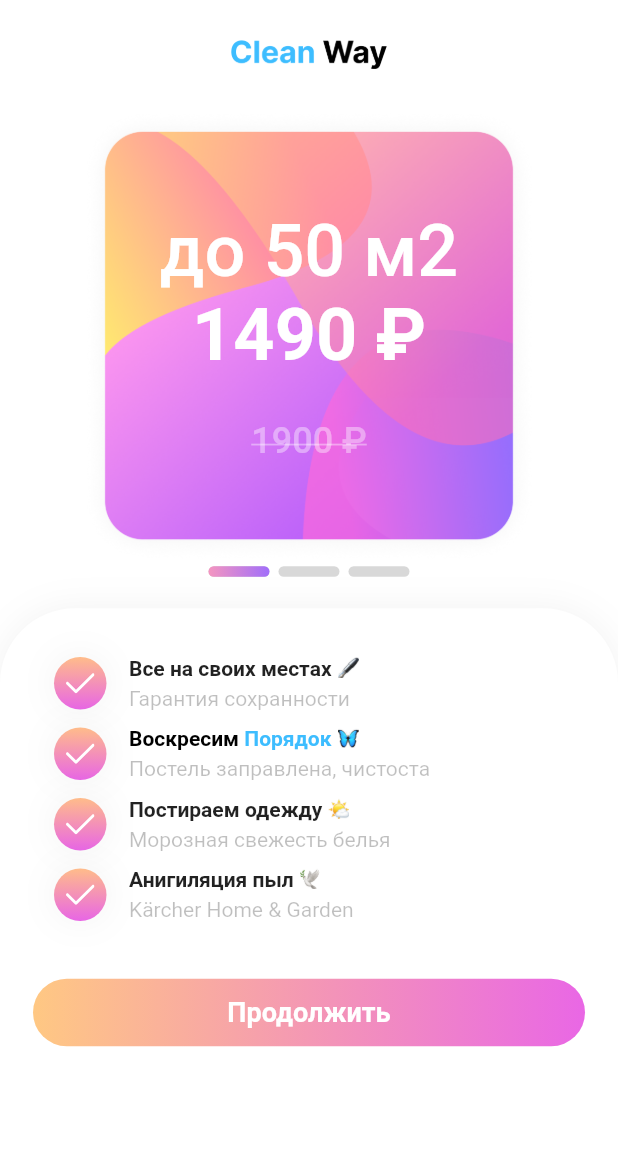
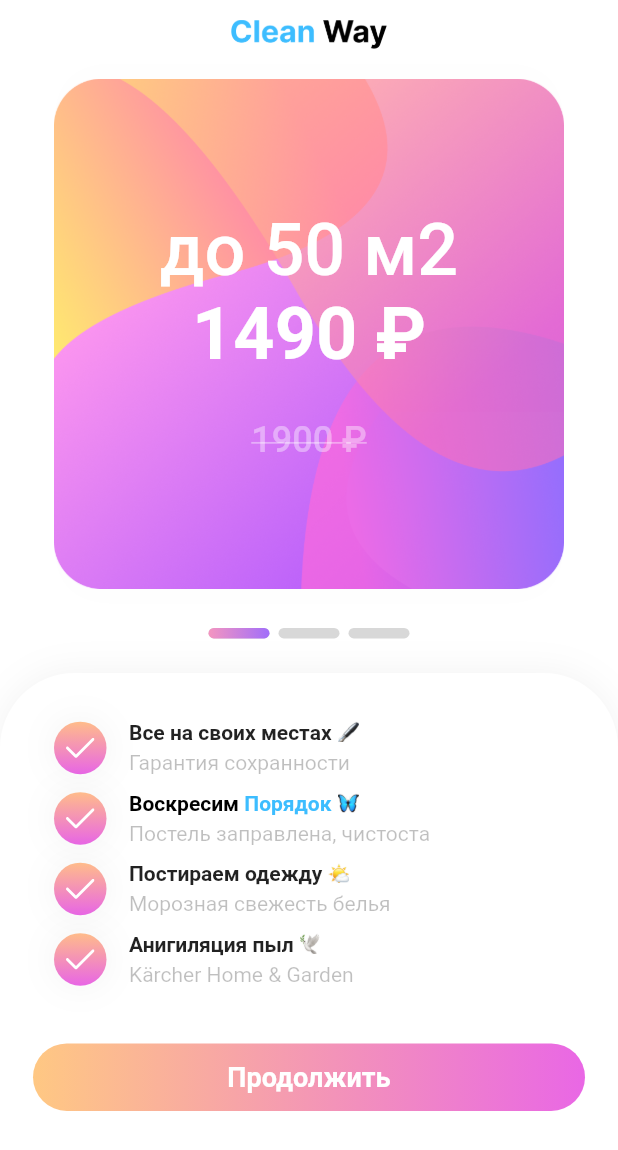
Before and after one commit to Flutfix/clean_view_pageview_form, a Flutter app: the screen it shows after launch, on a phone screen of 412 x 824 dp. Shown: the top 1150 px of the screen. Run offline on Flutter 3.47's test engine with Material 2 defaults, Android fonts, the light colour scheme and no system bars; our stand-ins replace flutter_svg; missing offline and left inert: swipe.

Commit message:
PageView plans card improvements

```diff
--- a/lib/config/config.dart
+++ b/lib/config/config.dart
@@ -1,9 +1,4 @@
 import 'package:flutter/material.dart';
-
-const Map<String, dynamic> appConfig = {
-  'currency': '₽',
-  'currencySymbol': '₽',
-};
 
 class AppConfig {
   /// Валюта
@@ -18,7 +13,6 @@ class AppConfig {
 
   // Трекер позиции в PageView
   static const Color planPositionDefaultColor = Color(0xFFD8D8D8);
-
 
   /// обязательное поле
   static const Color textFieldEmptyColor = Color(0xFFD9D9D9);
--- a/lib/main.dart
+++ b/lib/main.dart
@@ -1,5 +1,6 @@
 import 'package:flutter/material.dart';
 import 'package:flutter/services.dart';
+import 'package:flutter_application_1/config/config.dart';
 import 'package:flutter_application_1/pages/plans_page_view/general.dart';
 
 void main() {
@@ -16,6 +17,7 @@ class MyApp extends StatelessWidget {
   @override
   Widget build(BuildContext context) {
     return const MaterialApp(
+      color: AppConfig.whiteColor,
       debugShowCheckedModeBanner: false,
       home: General(),
     );
--- a/lib/pages/plans_page_view/general.dart
+++ b/lib/pages/plans_page_view/general.dart
@@ -95,35 +95,41 @@ class _GeneralState extends State<General> {
             const CustomAppBar(),
             Expanded(
               child: SingleChildScrollView(
+                physics: const BouncingScrollPhysics(),
                 child: Column(
                   children: [
                     /// Карточки с площадью и ценой
                     SizedBox(
-                      height: height * 303 / 812,
                       width: width,
-                      child: Swipe(
-                        onSwipeLeft: () {
-                          if (currentIndex < 2) {
-                            setPage(currentIndex + 1);
-                          }
+                      height: width - 52,
+                      child: PageView(
+                        physics: const BouncingScrollPhysics(),
+                        onPageChanged: (index) {
+                          setState(() {
+                            currentIndex = index;
+                            setconfigurationPage(index);
+                          });
                         },
-                        onSwipeRight: () {
-                          if (currentIndex > 0) {
-                            setPage(currentIndex - 1);
-                          }
-                        },
-                        child: PageView(
-                          physics: const NeverScrollableScrollPhysics(),
-                          controller: pageControllerPage,
-                          children: List.generate(
-                            cardsList.length,
-                            (index) => PlanCard(
+                        controller: pageControllerPage,
+                        children: List.generate(
+                          cardsList.length,
+                          (index) => Padding(
+                            padding:
+                                const EdgeInsets.symmetric(horizontal: 36.0),
+                            child: PlanCard(
                               item: cardsList[index],
+                              onTap: () {
+                                Navigator.of(context)
+                                    .push(CustomPageRoute(ChooseServices(
+                                  currentPrice: cardsList[currentIndex].price,
+                                )));
+                              },
                             ),
                           ),
                         ),
                       ),
                     ),
+                    const SizedBox(height: 16),
 
                     /// Виджет позиции в PageView
                     Padding(
@@ -136,7 +142,7 @@ class _GeneralState extends State<General> {
                         colorEnd: stepsGradientEnd,
                       ),
                     ),
-                    const SizedBox(height: 21),
+                    const SizedBox(height: 23),
 
                     /// Белый контейнер с подробным описанием и кнопкой
                     Align(
@@ -194,7 +200,7 @@ class _GeneralState extends State<General> {
                                 startColor: buttonGradientStart,
                                 endColor: buttonGradientEnd,
                               ),
-                              const SizedBox(height: 60),
+                              const SizedBox(height: 40),
                             ],
                           ),
                         ),
@@ -206,15 +212,6 @@ class _GeneralState extends State<General> {
             ),
           ],
         ));
-  }
-
-  void setPage(int index) {
-    setState(() {
-      currentIndex = index;
-      setconfigurationPage(currentIndex);
-      pageControllerPage.animateToPage(index,
-          duration: const Duration(milliseconds: 300), curve: Curves.easeOut);
-    });
   }
 
   void setconfigurationPage(int index) {
--- a/lib/pages/plans_page_view/widgets/plan_card.dart
+++ b/lib/pages/plans_page_view/widgets/plan_card.dart
@@ -1,28 +1,37 @@
+import 'package:flutter/foundation.dart';
 import 'package:flutter/material.dart';
 import 'package:flutter_application_1/config/config.dart';
 import 'package:flutter_application_1/models/info_card_model.dart';
 
 class PlanCard extends StatelessWidget {
   final InfoCardModel item;
+  final Function()? onTap;
   const PlanCard({
     Key? key,
     required this.item,
+    this.onTap,
   }) : super(key: key);
 
   @override
   Widget build(BuildContext context) {
     double width = MediaQuery.of(context).size.width;
-
-    return Padding(
-      padding: const EdgeInsets.symmetric(horizontal: 36.0),
-      child: Stack(alignment: Alignment.center, children: [
-        Image.asset(
-          item.image,
-          width: width,
+    return GestureDetector(
+      behavior: HitTestBehavior.translucent,
+      onTap: onTap,
+      child: Container(
+        decoration: BoxDecoration(
+          borderRadius: BorderRadius.circular(28),
+          boxShadow: [
+            BoxShadow(
+                blurRadius: 20, color: AppConfig.blackColor.withOpacity(0.005))
+          ],
         ),
-        Align(
-          alignment: Alignment.center,
-          child: Column(
+        child: Stack(alignment: Alignment.center, children: [
+          Image.asset(
+            item.image,
+            fit: BoxFit.fill,
+          ),
+          Column(
             mainAxisSize: MainAxisSize.min,
             children: [
               Text(
@@ -52,9 +61,9 @@ class PlanCard extends StatelessWidget {
                 ),
               ),
             ],
-          ),
-        )
-      ]),
+          )
+        ]),
+      ),
     );
   }
 }
--- a/lib/widgets/custom_app_bar.dart
+++ b/lib/widgets/custom_app_bar.dart
@@ -12,7 +12,7 @@ class CustomAppBar extends StatelessWidget {
   Widget build(BuildContext context) {
     return SafeArea(
       child: Padding(
-        padding: const EdgeInsets.symmetric(vertical: 10),
+        padding: const EdgeInsets.only(top: 10, bottom: 10.0),
         child: Row(
           mainAxisAlignment: MainAxisAlignment.spaceBetween,
           children: [
@@ -31,7 +31,6 @@ class CustomAppBar extends StatelessWidget {
                     ),
                   )
                 : const SizedBox(
-                    height: 50,
                     width: 50,
                   ),
             Padding(
```
Also changed, not shown: lib/pages/choose_services/choose_services.dart (+6 -1 lines), lib/pages/filling_data/filling_data.dart (+12 -7 lines), lib/assets/images/first_step.png, lib/assets/images/second_step.png, lib/assets/images/third_step.png.
